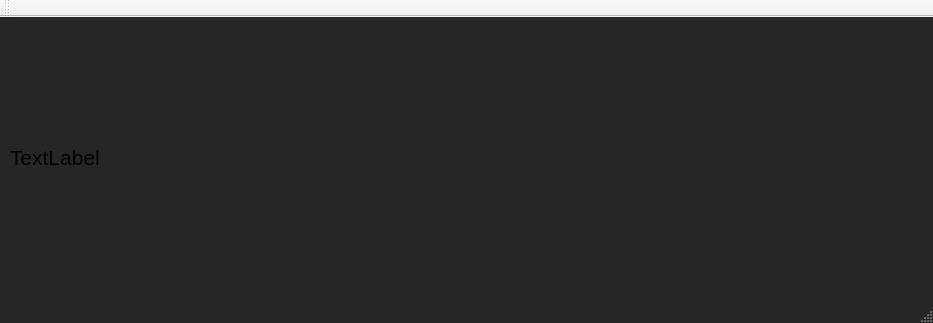
Qt form tempClient/mainwindow.ui (Skyfligher/DBMS_Project) before a commit.
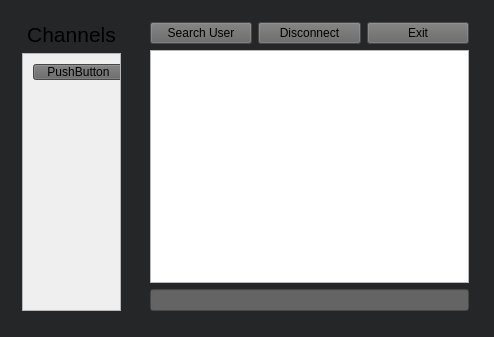
The same form after that commit.

Patch:
```diff
--- a/tempClient/mainwindow.ui
+++ b/tempClient/mainwindow.ui
@@ -6,8 +6,8 @@
    <rect>
     <x>0</x>
     <y>0</y>
-    <width>933</width>
-    <height>323</height>
+    <width>494</width>
+    <height>337</height>
    </rect>
   </property>
   <property name="palette">
@@ -439,61 +439,115 @@
 }</string>
   </property>
   <widget class="QWidget" name="centralWidget">
-   <widget class="QLabel" name="label">
+   <widget class="QWidget" name="layoutWidget">
     <property name="geometry">
      <rect>
-      <x>10</x>
-      <y>90</y>
-      <width>831</width>
-      <height>101</height>
+      <x>11</x>
+      <y>11</y>
+      <width>121</width>
+      <height>311</height>
      </rect>
     </property>
-    <property name="palette">
-     <palette>
-      <active/>
-      <inactive/>
-      <disabled/>
-     </palette>
+    <layout class="QVBoxLayout" name="verticalLayout_2">
+     <item>
+      <widget class="QLabel" name="label">
+       <property name="font">
+        <font>
+         <pointsize>16</pointsize>
+        </font>
+       </property>
+       <property name="text">
+        <string>Channels</string>
+       </property>
+       <property name="alignment">
+        <set>Qt::AlignCenter</set>
+       </property>
+      </widget>
+     </item>
+     <item>
+      <widget class="QScrollArea" name="scrollArea">
+       <property name="widgetResizable">
+        <bool>true</bool>
+       </property>
+       <widget class="QWidget" name="scrollAreaWidgetContents">
+        <property name="geometry">
+         <rect>
+          <x>0</x>
+          <y>0</y>
+          <width>117</width>
+          <height>276</height>
+         </rect>
+        </property>
+        <widget class="QPushButton" name="pushButton">
+         <property name="geometry">
+          <rect>
+           <x>10</x>
+           <y>10</y>
+           <width>91</width>
+           <height>16</height>
+          </rect>
+         </property>
+         <property name="text">
+          <string>PushButton</string>
+         </property>
+        </widget>
+       </widget>
+      </widget>
+     </item>
+    </layout>
+   </widget>
+   <widget class="QWidget" name="layoutWidget">
+    <property name="geometry">
+     <rect>
+      <x>139</x>
+      <y>11</y>
+      <width>341</width>
+      <height>311</height>
+     </rect>
     </property>
-    <property name="font">
-     <font>
-      <pointsize>16</pointsize>
-     </font>
-    </property>
-    <property name="styleSheet">
-     <string notr="true">QPushButton {
-	background-color: rgb(100, 100, 100);
-}
-QLineEdit{
-	color: rgb(255, 255, 255);
-	background-color: rgb(100, 100, 100);
-	
-}</string>
-    </property>
-    <property name="text">
-     <string>TextLabel</string>
-    </property>
+    <layout class="QGridLayout" name="gridLayout">
+     <item row="0" column="0">
+      <widget class="QPushButton" name="Disconnect_Button">
+       <property name="text">
+        <string>Search User</string>
+       </property>
+      </widget>
+     </item>
+     <item row="0" column="2">
+      <widget class="QPushButton" name="Exit_Button">
+       <property name="text">
+        <string>Exit</string>
+       </property>
+      </widget>
+     </item>
+     <item row="0" column="1">
+      <widget class="QPushButton" name="UserSrch_Button">
+       <property name="text">
+        <string>Disconnect</string>
+       </property>
+      </widget>
+     </item>
+     <item row="1" column="0" colspan="3">
+      <layout class="QVBoxLayout" name="verticalLayout">
+       <item>
+        <widget class="QTextBrowser" name="textBrowser">
+         <property name="html">
+          <string>&lt;!DOCTYPE HTML PUBLIC &quot;-//W3C//DTD HTML 4.0//EN&quot; &quot;http://www.w3.org/TR/REC-html40/strict.dtd&quot;&gt;
+&lt;html&gt;&lt;head&gt;&lt;meta name=&quot;qrichtext&quot; content=&quot;1&quot; /&gt;&lt;style type=&quot;text/css&quot;&gt;
+p, li { white-space: pre-wrap; }
+&lt;/style&gt;&lt;/head&gt;&lt;body style=&quot; font-family:'MS Shell Dlg 2'; font-size:8.25pt; font-weight:400; font-style:normal;&quot;&gt;
+&lt;p style=&quot;-qt-paragraph-type:empty; margin-top:0px; margin-bottom:0px; margin-left:0px; margin-right:0px; -qt-block-indent:0; text-indent:0px; font-size:8pt;&quot;&gt;&lt;br /&gt;&lt;/p&gt;&lt;/body&gt;&lt;/html&gt;</string>
+         </property>
+        </widget>
+       </item>
+       <item>
+        <widget class="QLineEdit" name="lineEdit"/>
+       </item>
+      </layout>
+     </item>
+    </layout>
    </widget>
   </widget>
-  <widget class="QMenuBar" name="menuBar">
-   <property name="geometry">
-    <rect>
-     <x>0</x>
-     <y>0</y>
-     <width>933</width>
-     <height>17</height>
-    </rect>
-   </property>
-  </widget>
-  <widget class="QToolBar" name="mainToolBar">
-   <attribute name="toolBarArea">
-    <enum>TopToolBarArea</enum>
-   </attribute>
-   <attribute name="toolBarBreak">
-    <bool>false</bool>
-   </attribute>
-  </widget>
-  <widget class="QStatusBar" name="statusBar"/>
  </widget>
  <layoutdefault spacing="6" margin="11"/>
  <resources/>
```
